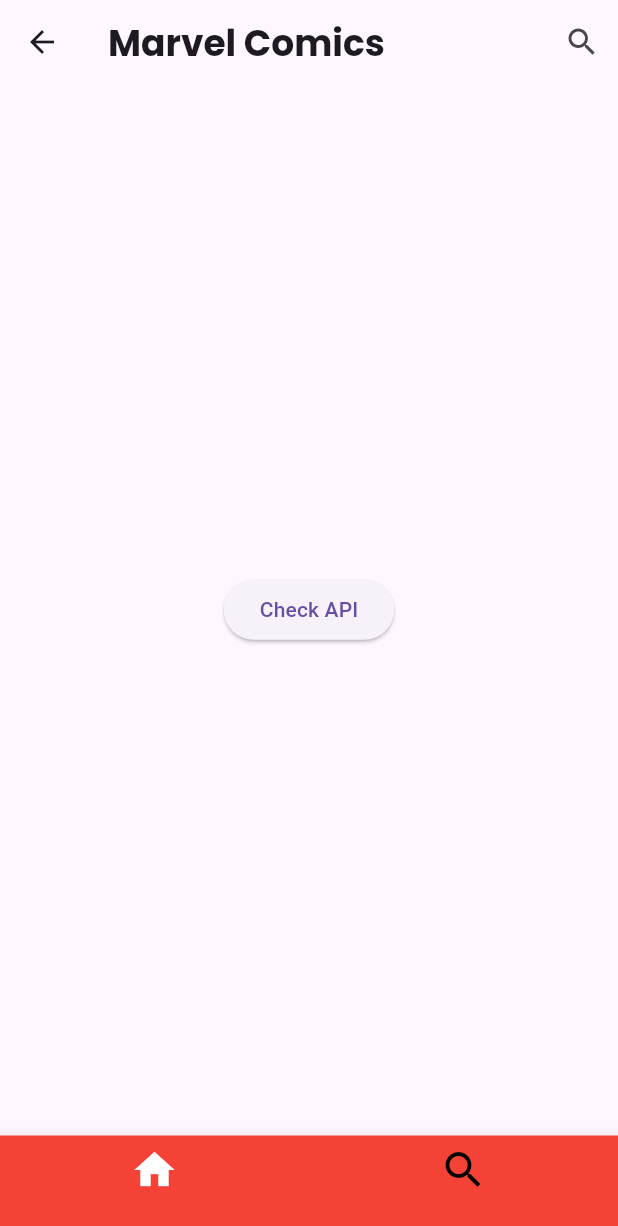
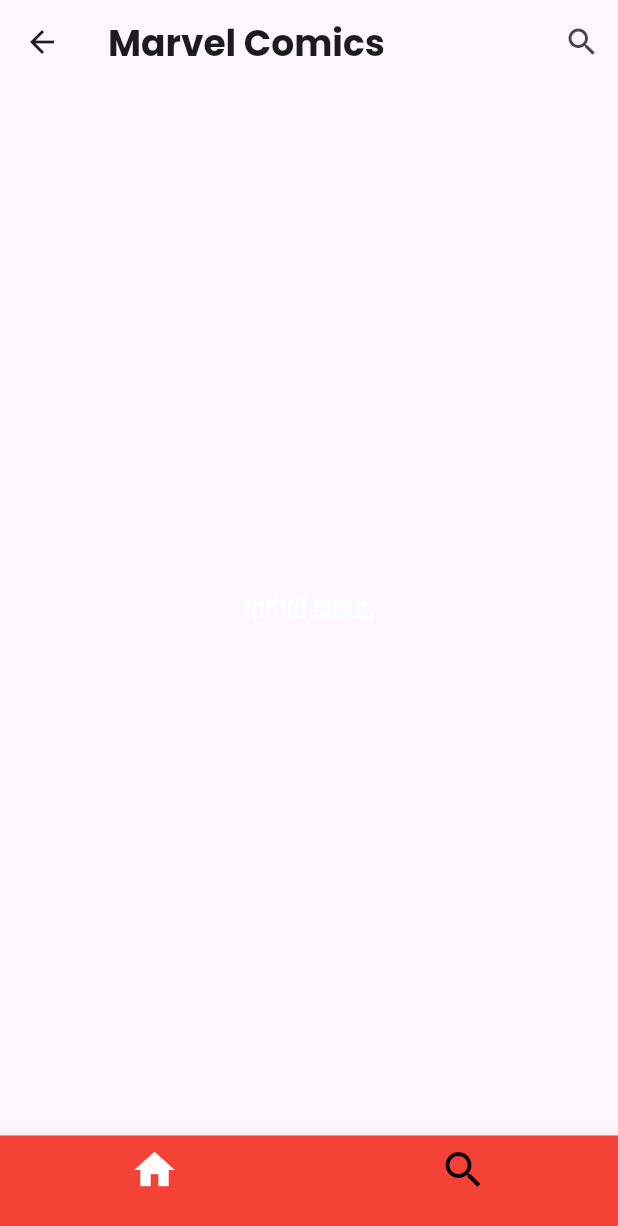
Before and after one commit to kubaolszewski/marvel_comics_app, a Flutter app: the screen it shows after launch, on a phone screen of 412 x 824 dp. Shown: the top 1226 px of the screen. Run offline on Flutter 3.47's test engine with Material 2 defaults, Android fonts, the phone set to English and light mode, and no system bars; our stand-ins replace dio, flutter_bloc, google_fonts.

Commit message:
Create list page cubit

```diff
--- a/lib/app/features/cubit/home_page_state.dart
+++ b/lib/app/features/cubit/home_page_state.dart
@@ -3,14 +3,8 @@
 @immutable
 class HomePageState {
   const HomePageState({
-    this.comicsModel = const [],
     this.pageIndex = 0,
-    this.errorMessage,
-    this.status = Status.initial,
   });
 
-  final List<SingleComicsModel?> comicsModel;
   final int pageIndex;
-  final String? errorMessage;
-  final Status status;
 }
--- a/lib/app/features/home_page.dart
+++ b/lib/app/features/home_page.dart
@@ -55,7 +55,6 @@
 
 class _CustomBottomNavigationBar extends StatelessWidget {
   const _CustomBottomNavigationBar({
-    super.key,
     required this.pageIndex,
   });
 
--- /dev/null
+++ b/lib/app/features/list_page/cubit/list_page_cubit.dart
@@ -0,0 +1,37 @@
+import 'package:flutter_bloc/flutter_bloc.dart';
+import 'package:marvel_comics_app/core/enums.dart';
+import 'package:marvel_comics_app/models/single_comics_model.dart';
+import 'package:marvel_comics_app/repositories/comics_repository.dart';
+import 'package:meta/meta.dart';
+
+part 'list_page_state.dart';
+
+class ListPageCubit extends Cubit<ListPageState> {
+  ListPageCubit(this.comicsRepository) : super(const ListPageState());
+
+  ComicsRepository comicsRepository;
+
+  Future<void> getComics() async {
+    emit(
+      const ListPageState(
+        status: Status.initial,
+      ),
+    );
+    try {
+      final comicsModel = await comicsRepository.getComics(title: '');
+      emit(
+        ListPageState(
+          comicsModel: comicsModel,
+          status: Status.success,
+        ),
+      );
+    } catch (error) {
+      emit(
+        ListPageState(
+          status: Status.error,
+          errorMessage: error.toString(),
+        ),
+      );
+    }
+  }
+}
--- /dev/null
+++ b/lib/app/features/list_page/cubit/list_page_state.dart
@@ -0,0 +1,13 @@
+part of 'list_page_cubit.dart';
+
+@immutable
+class ListPageState {
+  const ListPageState({
+    this.comicsModel = const [],
+    this.errorMessage,
+    this.status = Status.initial,
+  });
+  final List<SingleComicsModel> comicsModel;
+  final String? errorMessage;
+  final Status status;
+}
--- a/lib/app/features/list_page/list_page_content.dart
+++ b/lib/app/features/list_page/list_page_content.dart
@@ -1,6 +1,11 @@
 import 'package:flutter/material.dart';
 import 'package:flutter_bloc/flutter_bloc.dart';
-import 'package:marvel_comics_app/app/features/cubit/home_page_cubit.dart';
+import 'package:google_fonts/google_fonts.dart';
+import 'package:marvel_comics_app/app/features/list_page/cubit/list_page_cubit.dart';
+import 'package:marvel_comics_app/core/enums.dart';
+import 'package:marvel_comics_app/data/remote_data_source.dart';
+import 'package:marvel_comics_app/models/single_comics_model.dart';
+import 'package:marvel_comics_app/repositories/comics_repository.dart';
 
 class ListPage extends StatelessWidget {
   const ListPage({
@@ -9,13 +14,92 @@
 
   @override
   Widget build(BuildContext context) {
-    return Center(
-      child: ElevatedButton(
-        onPressed: () {
-          context.read<HomePageCubit>().getComics();
+    return BlocProvider(
+      create: (context) => ListPageCubit(
+        ComicsRepository(
+          comicsRemoteDataSource: ComicsRemoteDataSource(),
+        ),
+      ),
+      child: BlocBuilder<ListPageCubit, ListPageState>(
+        builder: (context, state) {
+          switch (state.status) {
+            case Status.initial:
+              return Center(
+                child: Text(
+                  'Initial state.',
+                  style: GoogleFonts.teko(
+                    color: Colors.white,
+                    fontSize: 24,
+                  ),
+                ),
+              );
+            case Status.loading:
+              return const Center(
+                child: CircularProgressIndicator(),
+              );
+            case Status.success:
+              return ListView(children: [
+                for (final comics in state.comicsModel)
+                  _ComicsList(comics: comics)
+              ]);
+            case Status.error:
+              final errorMessage = state.errorMessage ?? 'Unknown error';
+              throw ScaffoldMessenger.of(context).showSnackBar(
+                SnackBar(
+                  content: Text(errorMessage),
+                  backgroundColor: Colors.red,
+                ),
+              );
+          }
         },
-        child: const Text('Check API'),
       ),
     );
   }
 }
+
+class _ComicsList extends StatelessWidget {
+  const _ComicsList({
+    required this.comics,
+  });
+
+  final SingleComicsModel comics;
+
+  @override
+  Widget build(BuildContext context) {
+    return Padding(
+      padding: const EdgeInsets.symmetric(
+        horizontal: 20,
+        vertical: 10,
+      ),
+      child: InkWell(
+        onTap: () {},
+        child: Container(
+          decoration: BoxDecoration(
+            borderRadius: BorderRadius.circular(12),
+            color: const Color(0xff85c8c9),
+          ),
+          child: Row(
+            mainAxisAlignment: MainAxisAlignment.spaceBetween,
+            children: [
+              Text(
+                '',
+                style: GoogleFonts.teko(
+                  color: Colors.white,
+                  fontSize: 32,
+                ),
+              ),
+              const Padding(
+                padding: EdgeInsets.only(right: 8.0),
+                child: Icon(
+                  Icons.arrow_right,
+                  color: Colors.white,
+                  size: 32,
+                ),
+              ),
+            ],
+          ),
+        ),
+      ),
+    );
+  }
+}
--- a/lib/data/remote_data_source.dart
+++ b/lib/data/remote_data_source.dart
@@ -2,7 +2,7 @@
 import 'package:marvel_comics_app/models/single_comics_model.dart';
 
 class ComicsRemoteDataSource {
-  Future<List<SingleComicsModel?>> getComics({required String title}) async {
+  Future<List<SingleComicsModel>> getComics({required String title}) async {
     final response = await Dio().get<Map<String, dynamic>>(
         'https://gateway.marvel.com/v1/public/comics?ts=1&apikey=080a502746c8a60aeab043387a56eef0&hash=6edc18ab1a954d230c1f03c590d469d2&title=Thor');
 
--- a/lib/repositories/comics_repository.dart
+++ b/lib/repositories/comics_repository.dart
@@ -6,7 +6,7 @@
 
   final ComicsRemoteDataSource comicsRemoteDataSource;
 
-  Future<List<SingleComicsModel?>> getComics({required String title}) async {
+  Future<List<SingleComicsModel>> getComics({required String title}) async {
     return comicsRemoteDataSource.getComics(title: title);
   }
 }
--- a/pubspec.yaml
+++ b/pubspec.yaml
@@ -38,6 +38,7 @@
   google_fonts: ^4.0.4
   dio: ^5.1.2
   flutter_bloc: ^8.1.2
+  meta: ^1.8.0
 
 dev_dependencies:
   flutter_test:
```
Also changed, not shown: lib/app/features/cubit/home_page_cubit.dart (+0 -22 lines), pubspec.lock.
